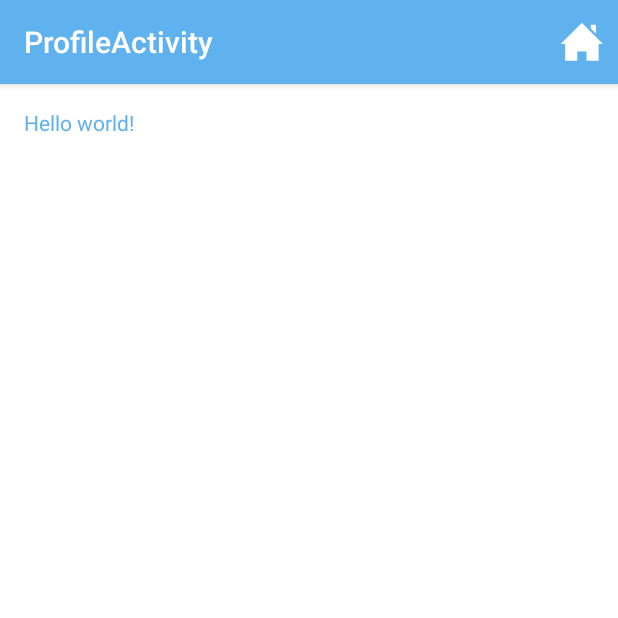
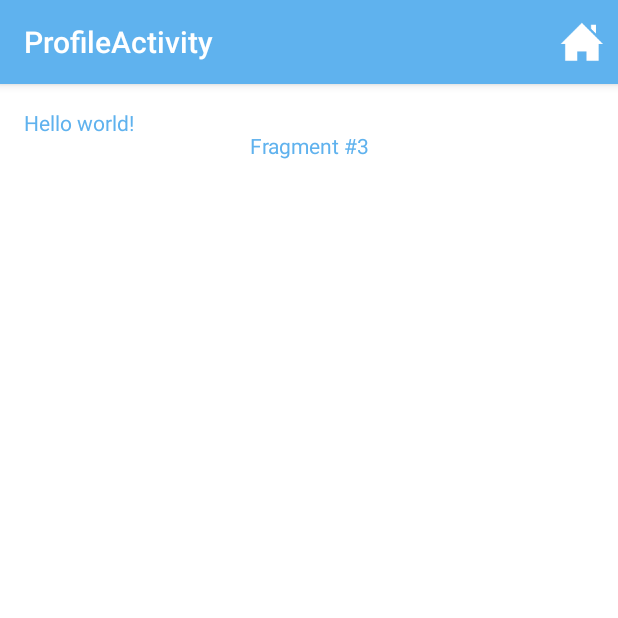
Before and after one commit to ccoria/TwitterClient, an Android app: the ProfileActivity screen opened directly, with no data from a screen before it, on a phone screen of 412 x 824 dp, the top half of it. Run offline under Robolectric (Android 15) with nearby library versions, the light colour scheme and no system bars; our stand-ins replace Picasso; libraries missing offline, so code that uses them is left out: com.loopj.android; pictures from the network do not load.

Commit message:
tabs working better

```diff
--- a/app/src/main/java/com/codepath/apps/twitterclient/ComposeActivity.java
+++ b/app/src/main/java/com/codepath/apps/twitterclient/ComposeActivity.java
@@ -82,8 +82,8 @@ public class ComposeActivity extends ActionBarActivity {
             client.postTweet(etCompose.getText().toString(), new AsyncHttpResponseHandler() {
                 @Override
                 public void onSuccess(int statusCode, Header[] headers, byte[] responseBody) {
-                    Intent composeIntent = new Intent(ComposeActivity.this, MainActivity.class);
-                    startActivity(composeIntent);
+                    //Intent composeIntent = new Intent(ComposeActivity.this, MainActivity.class);
+                    //startActivity(composeIntent);
                     ComposeActivity.this.finish();
                 }
 
--- a/app/src/main/java/com/codepath/apps/twitterclient/ProfileActivity.java
+++ b/app/src/main/java/com/codepath/apps/twitterclient/ProfileActivity.java
@@ -1,5 +1,7 @@
 package com.codepath.apps.twitterclient;
 
+import android.content.Intent;
+import android.support.v4.app.FragmentTransaction;
 import android.support.v7.app.ActionBarActivity;
 import android.os.Bundle;
 import android.view.Menu;
@@ -12,6 +14,14 @@ public class ProfileActivity extends ActionBarActivity {
     protected void onCreate(Bundle savedInstanceState) {
         super.onCreate(savedInstanceState);
         setContentView(R.layout.activity_profile);
+
+        // Begin the transaction
+        FragmentTransaction ft = getSupportFragmentManager().beginTransaction();
+        // Replace the container with the new fragment
+        ft.replace(R.id.frame_stream, StreamFragment.newInstance(3));
+        // or ft.add(R.id.your_placeholder, new FooFragment());
+        // Execute the changes specified
+        ft.commit();
     }
 
 
@@ -30,7 +40,10 @@ public class ProfileActivity extends ActionBarActivity {
         int id = item.getItemId();
 
         //noinspection SimplifiableIfStatement
-        if (id == R.id.action_settings) {
+        if (id == R.id.home) {
+            //Intent homeIntent = new Intent(this, MainActivity.class);
+            //startActivity(homeIntent);
+            this.finish();
             return true;
         }
 
--- a/app/src/main/res/layout/activity_profile.xml
+++ b/app/src/main/res/layout/activity_profile.xml
@@ -9,4 +9,10 @@
     <TextView android:text="@string/hello_world" android:layout_width="wrap_content"
         android:layout_height="wrap_content" />
 
+    <FrameLayout
+        android:id="@+id/frame_stream"
+        android:layout_height="match_parent"
+        android:layout_width="match_parent">
+    </FrameLayout>
+
 </RelativeLayout>
--- a/app/src/main/res/menu/menu_profile.xml
+++ b/app/src/main/res/menu/menu_profile.xml
@@ -3,7 +3,7 @@
     xmlns:tools="http://schemas.android.com/tools"
     tools:context="com.codepath.apps.twitterclient.ProfileActivity">
     <item
-        android:id="@+id/ic_home"
+        android:id="@+id/home"
         android:icon="@drawable/ic_home"
         android:title="Home"
         app:showAsAction="always">
```
Also changed, not shown: app/src/main/java/com/codepath/apps/twitterclient/MainActivity.java (+7 -0 lines), app/src/main/java/com/codepath/apps/twitterclient/StreamFragment.java (+2 -26 lines), app/src/main/java/com/codepath/apps/twitterclient/StreamFragmentAdapter.java (+34 -0 lines), app/src/main/java/com/codepath/apps/twitterclient/TimelineActivity.java (+0 -7 lines), app/src/main/java/com/codepath/apps/twitterclient/rest/TwitterClient.java (+10 -20 lines).
